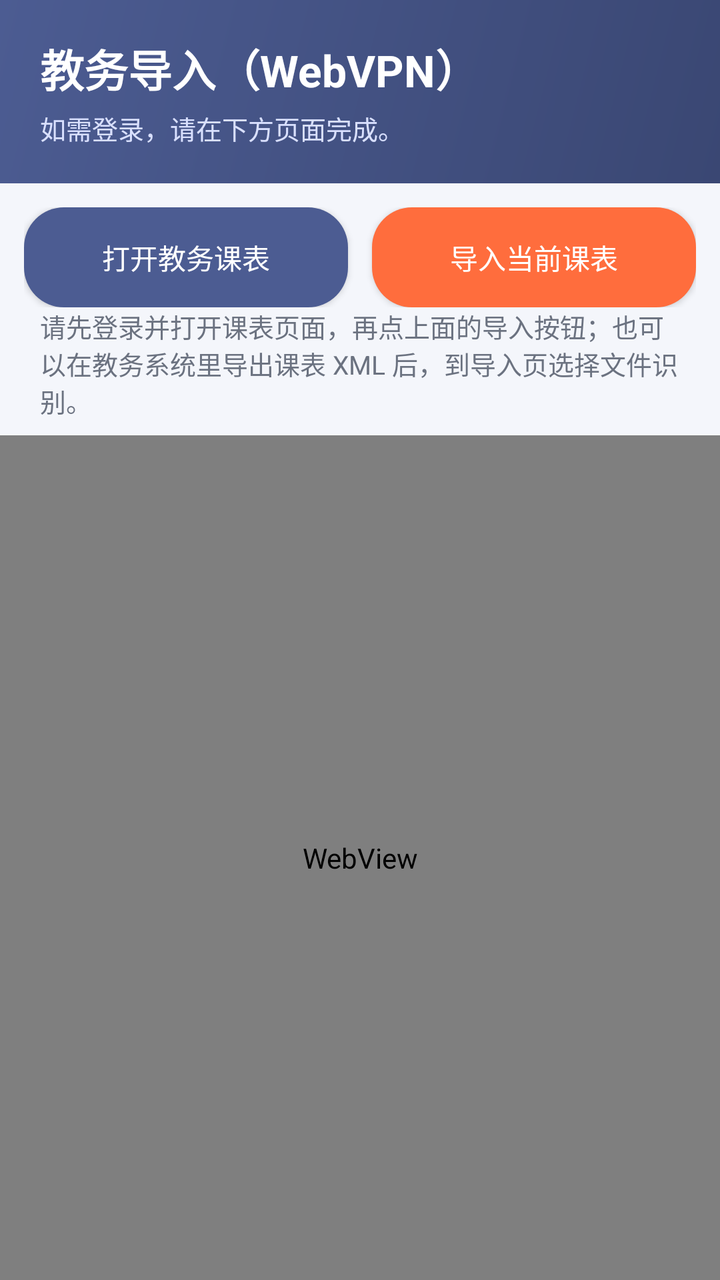
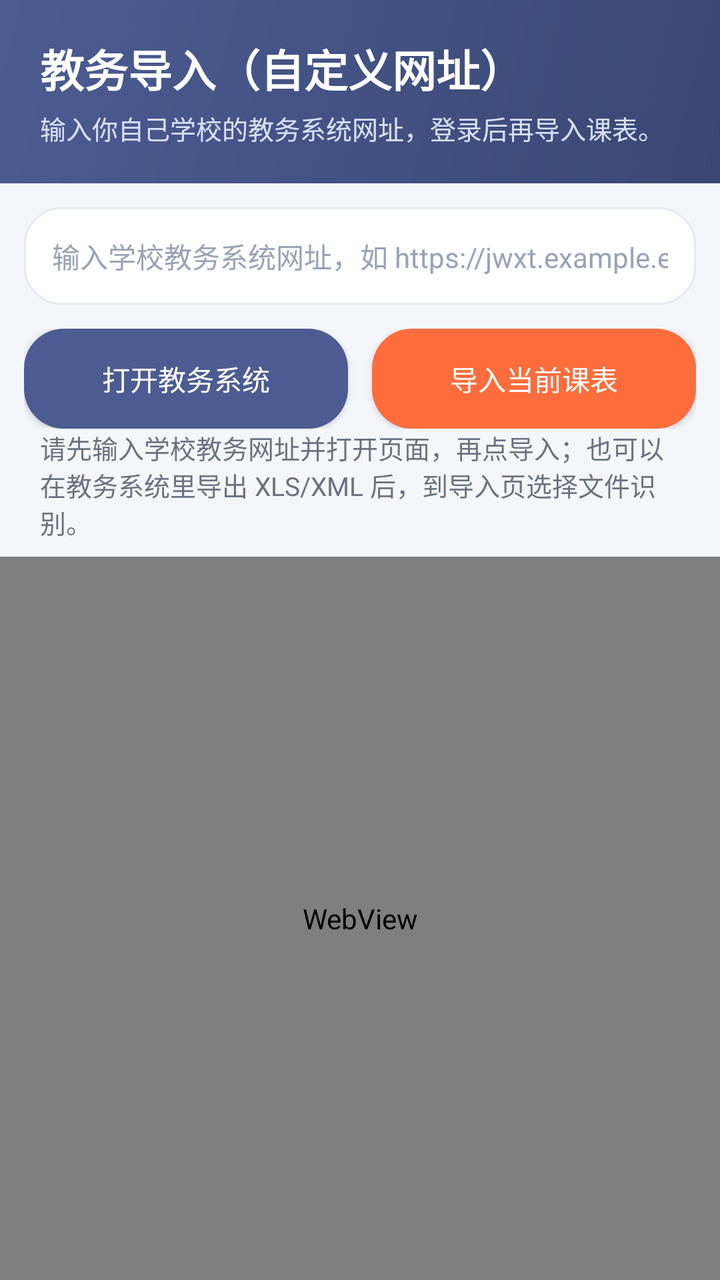

An Android layout rendered at two revisions. The XML below is the earlier revision; the diff shows what the commit changed to produce the second picture.
<!-- AndroidManifest.xml: application theme Theme.QingKebiao -->
<!-- res/layout/activity_web_import.xml -->
<?xml version="1.0" encoding="utf-8"?>
<LinearLayout xmlns:android="http://schemas.android.com/apk/res/android"
    android:orientation="vertical"
    android:background="#F4F6FB"
    android:layout_width="match_parent"
    android:layout_height="match_parent">
    <LinearLayout
        android:orientation="vertical"
        android:background="@drawable/bg_header"
        android:paddingLeft="20dp"
        android:paddingRight="20dp"
        android:paddingTop="18dp"
        android:paddingBottom="18dp"
        android:layout_width="match_parent"
        android:layout_height="wrap_content">
        <TextView
            android:text="教务导入（WebVPN）"
            android:textColor="#FFFFFF"
            android:textSize="22sp"
            android:textStyle="bold"
            android:layout_width="wrap_content"
            android:layout_height="wrap_content" />
        <TextView
            android:text="如需登录，请在下方页面完成。"
            android:textColor="#D9E0FF"
            android:textSize="13sp"
            android:paddingTop="4dp"
            android:layout_width="wrap_content"
            android:layout_height="wrap_content" />
    </LinearLayout>
    <LinearLayout
        android:orientation="horizontal"
        android:paddingLeft="12dp"
        android:paddingRight="12dp"
        android:paddingTop="12dp"
        android:paddingBottom="0dp"
        android:layout_width="match_parent"
        android:layout_height="wrap_content">
        <Button
            android:id="@+id/btn_open_schedule"
            android:text="打开教务课表"
            android:textColor="#FFFFFF"
            android:background="@drawable/bg_button_dark"
            android:layout_width="0dp"
            android:layout_height="50dp"
            android:layout_weight="1"
            android:layout_marginRight="6dp" />
        <Button
            android:id="@+id/btn_import_schedule"
            android:text="导入当前课表"
            android:textColor="#FFFFFF"
            android:background="@drawable/bg_button_primary"
            android:layout_width="0dp"
            android:layout_height="50dp"
            android:layout_weight="1"
            android:layout_marginLeft="6dp" />
    </LinearLayout>

    <TextView
        android:id="@+id/tv_import_hint"
        android:text="请先登录并打开课表页面，再点上面的导入按钮；也可以在教务系统里导出课表 XML 后，到导入页选择文件识别。"
        android:textColor="#6B7280"
        android:textSize="13sp"
        android:paddingLeft="20dp"
        android:paddingRight="20dp"
        android:paddingBottom="8dp"
        android:layout_width="match_parent"
        android:layout_height="wrap_content" />

    <WebView
        android:id="@+id/webview"
        android:layout_width="match_parent"
        android:layout_height="0dp"
        android:layout_weight="1" />
</LinearLayout>
<!-- resources referenced by this layout -->
<resources>
  <!-- drawable bg_button_dark (drawable) -->
  <shape xmlns:android="http://schemas.android.com/apk/res/android">
      <solid android:color="#4C5C92" />
      <corners android:radius="20dp" />
  </shape>
  <!-- drawable bg_button_primary (drawable) -->
  <shape xmlns:android="http://schemas.android.com/apk/res/android">
      <solid android:color="#FF6D3D" />
      <corners android:radius="20dp" />
  </shape>
  <!-- drawable bg_header (drawable) -->
  <shape xmlns:android="http://schemas.android.com/apk/res/android">
      <gradient
          android:startColor="#4C5C92"
          android:endColor="#3A4773"
          android:angle="315" />
  </shape>
  <style name="Theme.QingKebiao" parent="@android:style/Theme.Material.Light.NoActionBar">
          <item name="android:colorPrimary">#4C5C92</item>
          <item name="android:colorAccent">#FF6D3D</item>
          <item name="android:windowBackground">#F4F6FB</item>
          <item name="android:navigationBarColor">#FFFFFF</item>
          <item name="android:statusBarColor">#3A4773</item>
          <item name="android:textColorPrimary">#2D3142</item>
      </style>
</resources>

<!-- the commit's change to res/layout/activity_web_import.xml (unified diff, before → after) -->
@@ -14,20 +14,35 @@
         android:layout_width="match_parent"
         android:layout_height="wrap_content">
         <TextView
-            android:text="教务导入（WebVPN）"
+            android:text="教务导入（自定义网址）"
             android:textColor="#FFFFFF"
             android:textSize="22sp"
             android:textStyle="bold"
             android:layout_width="wrap_content"
             android:layout_height="wrap_content" />
         <TextView
-            android:text="如需登录，请在下方页面完成。"
+            android:text="输入你自己学校的教务系统网址，登录后再导入课表。"
             android:textColor="#D9E0FF"
             android:textSize="13sp"
             android:paddingTop="4dp"
             android:layout_width="wrap_content"
             android:layout_height="wrap_content" />
     </LinearLayout>
+    <EditText
+        android:id="@+id/et_school_url"
+        android:hint="输入学校教务系统网址，如 https://jwxt.example.edu.cn"
+        android:textSize="14sp"
+        android:textColor="#2D3142"
+        android:textColorHint="#9AA3B5"
+        android:background="@drawable/bg_search_box"
+        android:padding="14dp"
+        android:inputType="textUri"
+        android:layout_marginLeft="12dp"
+        android:layout_marginRight="12dp"
+        android:layout_marginTop="12dp"
+        android:layout_width="match_parent"
+        android:layout_height="wrap_content" />
+
     <LinearLayout
         android:orientation="horizontal"
         android:paddingLeft="12dp"
@@ -38,7 +53,7 @@
         android:layout_height="wrap_content">
         <Button
             android:id="@+id/btn_open_schedule"
-            android:text="打开教务课表"
+            android:text="打开教务系统"
             android:textColor="#FFFFFF"
             android:background="@drawable/bg_button_dark"
             android:layout_width="0dp"
@@ -58,7 +73,7 @@
 
     <TextView
         android:id="@+id/tv_import_hint"
-        android:text="请先登录并打开课表页面，再点上面的导入按钮；也可以在教务系统里导出课表 XML 后，到导入页选择文件识别。"
+        android:text="请先输入学校教务网址并打开页面，再点导入；也可以在教务系统里导出 XLS/XML 后，到导入页选择文件识别。"
         android:textColor="#6B7280"
         android:textSize="13sp"
         android:paddingLeft="20dp"
<!-- resource entries referenced after the edit -->
@@ -17,6 +17,12 @@
           android:endColor="#3A4773"
           android:angle="315" />
   </shape>
+  <!-- drawable bg_search_box (drawable) -->
+  <shape xmlns:android="http://schemas.android.com/apk/res/android">
+      <solid android:color="#FFFFFF" />
+      <corners android:radius="18dp" />
+      <stroke android:width="1dp" android:color="#E5E9F2" />
+  </shape>
   <style name="Theme.QingKebiao" parent="@android:style/Theme.Material.Light.NoActionBar">
           <item name="android:colorPrimary">#4C5C92</item>
           <item name="android:colorAccent">#FF6D3D</item>
